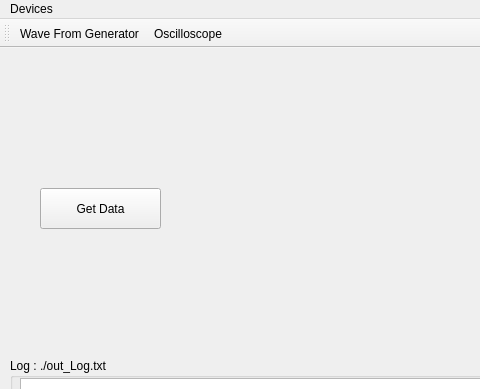
Qt form mainwindow.ui (TripletESR/DAQ_GUI) before a commit; both pictures show x 0 to 480 and y 0 to 389 of the 676 by 501 pixel window.
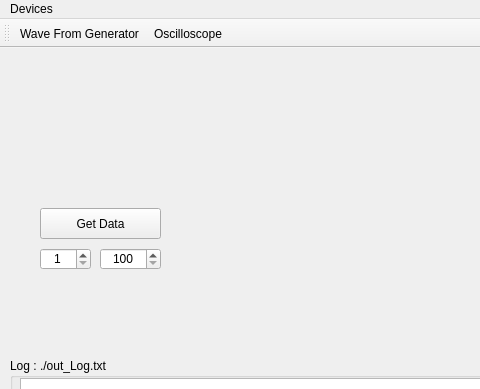
The same form after that commit. Custom widgets are drawn as their Qt base class.

What changed in the file:
```diff
--- a/mainwindow.ui
+++ b/mainwindow.ui
@@ -57,15 +57,65 @@
     <property name="geometry">
      <rect>
       <x>40</x>
-      <y>140</y>
+      <y>160</y>
       <width>121</width>
-      <height>41</height>
+      <height>31</height>
      </rect>
     </property>
     <property name="text">
      <string>Get Data</string>
     </property>
    </widget>
+   <widget class="QSpinBox" name="spinBox_count">
+    <property name="geometry">
+     <rect>
+      <x>100</x>
+      <y>200</y>
+      <width>61</width>
+      <height>22</height>
+     </rect>
+    </property>
+    <property name="alignment">
+     <set>Qt::AlignCenter</set>
+    </property>
+    <property name="minimum">
+     <number>100</number>
+    </property>
+    <property name="maximum">
+     <number>2000</number>
+    </property>
+    <property name="singleStep">
+     <number>1</number>
+    </property>
+    <property name="value">
+     <number>100</number>
+    </property>
+   </widget>
+   <widget class="QSpinBox" name="spinBox_ch">
+    <property name="geometry">
+     <rect>
+      <x>40</x>
+      <y>200</y>
+      <width>51</width>
+      <height>22</height>
+     </rect>
+    </property>
+    <property name="alignment">
+     <set>Qt::AlignCenter</set>
+    </property>
+    <property name="minimum">
+     <number>1</number>
+    </property>
+    <property name="maximum">
+     <number>4</number>
+    </property>
+    <property name="singleStep">
+     <number>1</number>
+    </property>
+    <property name="value">
+     <number>1</number>
+    </property>
+   </widget>
   </widget>
   <widget class="QMenuBar" name="menuBar">
    <property name="geometry">
```
